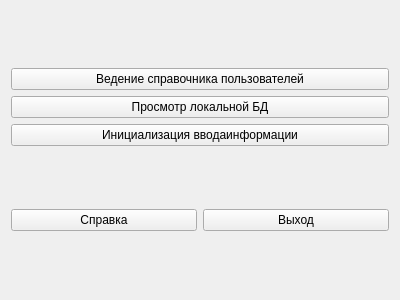
Before: the Qt Designer form admin.ui in gunmaden/IS-AOOZ, drawn with Qt 5.
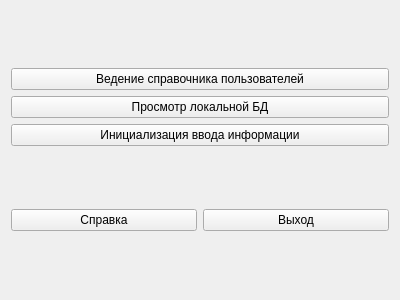
After: the same form once the commit is applied.

Patch:
```diff
--- a/admin.ui
+++ b/admin.ui
@@ -33,7 +33,7 @@
      <item>
       <widget class="QPushButton" name="pushButton_3">
        <property name="text">
-        <string>Инициализация вводаинформации</string>
+        <string>Инициализация ввода информации</string>
        </property>
       </widget>
      </item>
```
